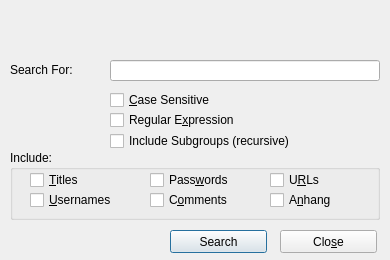
iluminat23/keepassxc-debian, file src/forms/SearchDlg.ui: the form before one commit.
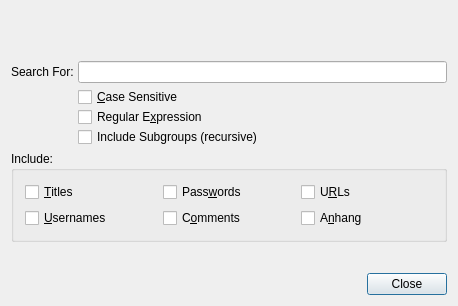
The form after the commit. Icons and pictures are not drawn.

Diff of the .ui file:
```diff
--- a/src/forms/SearchDlg.ui
+++ b/src/forms/SearchDlg.ui
@@ -8,205 +8,77 @@
       <rect>
         <x>0</x>
         <y>0</y>
-        <width>390</width>
-        <height>260</height>
-      </rect>
-    </property>
-    <property name="sizePolicy" >
-      <sizepolicy>
-        <hsizetype>0</hsizetype>
-        <vsizetype>0</vsizetype>
-        <horstretch>0</horstretch>
-        <verstretch>0</verstretch>
-      </sizepolicy>
-    </property>
+    <width>458</width>
+    <height>306</height>
+   </rect>
+  </property>
     <property name="minimumSize" >
       <size>
         <width>390</width>
-        <height>260</height>
-      </size>
-    </property>
-    <property name="maximumSize" >
-      <size>
-        <width>390</width>
-        <height>260</height>
+    <height>0</height>
       </size>
     </property>
     <property name="windowTitle" >
       <string>Search...</string>
     </property>
-    <widget class="QLabel" name="textLabel1" >
-      <property name="geometry" >
-        <rect>
-          <x>10</x>
-          <y>60</y>
-          <width>90</width>
-          <height>20</height>
-        </rect>
-      </property>
-      <property name="text" >
-        <string>Search For:</string>
-      </property>
-    </widget>
-    <widget class="QLineEdit" name="Edit_Search" >
-      <property name="geometry" >
-        <rect>
-          <x>110</x>
-          <y>60</y>
-          <width>270</width>
-          <height>21</height>
-        </rect>
-      </property>
-    </widget>
-    <widget class="QCheckBox" name="checkBox_regExp" >
-      <property name="geometry" >
-        <rect>
-          <x>110</x>
-          <y>110</y>
-          <width>170</width>
-          <height>20</height>
-        </rect>
-      </property>
-      <property name="text" >
-        <string>Regular E&amp;xpression</string>
-      </property>
-      <property name="shortcut" >
-        <string>Alt+X</string>
-      </property>
-    </widget>
-    <widget class="QCheckBox" name="checkBox_Cs" >
-      <property name="geometry" >
-        <rect>
-          <x>110</x>
-          <y>90</y>
-          <width>250</width>
-          <height>20</height>
-        </rect>
-      </property>
-      <property name="text" >
-        <string>&amp;Case Sensitive</string>
-      </property>
-      <property name="shortcut" >
-        <string>Alt+C</string>
-      </property>
-    </widget>
-    <widget class="QLabel" name="Banner" >
-      <property name="geometry" >
-        <rect>
-          <x>0</x>
-          <y>0</y>
-          <width>390</width>
+  <layout class="QVBoxLayout" >
+   <property name="spacing" >
+    <number>6</number>
+   </property>
+   <item>
+    <spacer>
+     <property name="orientation" >
+      <enum>Qt::Vertical</enum>
+     </property>
+     <property name="sizeType" >
+      <enum>QSizePolicy::Fixed</enum>
+     </property>
+     <property name="sizeHint" >
+      <size>
+       <width>20</width>
           <height>50</height>
-        </rect>
-      </property>
-      <property name="pixmap" >
-        <pixmap/>
-      </property>
-      <property name="scaledContents" >
-        <bool>true</bool>
-      </property>
-    </widget>
+      </size>
+     </property>
+    </spacer>
+   </item>
+   <item>
+    <layout class="QGridLayout" >
+     <property name="horizontalSpacing" >
+      <number>4</number>
+     </property>
+     <property name="verticalSpacing" >
+      <number>4</number>
+     </property>
+     <item row="1" column="0" >
+      <spacer>
+       <property name="orientation" >
+        <enum>Qt::Horizontal</enum>
+       </property>
+       <property name="sizeType" >
+        <enum>QSizePolicy::Maximum</enum>
+       </property>
+       <property name="sizeHint" >
+        <size>
+         <width>40</width>
+         <height>20</height>
+        </size>
+       </property>
+      </spacer>
+     </item>
+     <item row="2" column="0" colspan="2" >
     <widget class="QGroupBox" name="groupBox1" >
-      <property name="geometry" >
-        <rect>
-          <x>10</x>
-          <y>150</y>
-          <width>370</width>
-          <height>70</height>
-        </rect>
-      </property>
       <property name="title" >
         <string>Include:</string>
       </property>
-      <widget class="QCheckBox" name="checkBox_Title" >
-        <property name="geometry" >
-          <rect>
-            <x>20</x>
-            <y>20</y>
-            <width>110</width>
-            <height>20</height>
-          </rect>
+       <layout class="QGridLayout" >
+        <property name="horizontalSpacing" >
+         <number>6</number>
         </property>
-        <property name="text" >
-          <string>&amp;Titles</string>
+        <property name="verticalSpacing" >
+         <number>6</number>
         </property>
-        <property name="shortcut" >
-          <string>Alt+T</string>
-        </property>
-      </widget>
-      <widget class="QCheckBox" name="checkBox_Username" >
-        <property name="geometry" >
-          <rect>
-            <x>20</x>
-            <y>40</y>
-            <width>110</width>
-            <height>20</height>
-          </rect>
-        </property>
-        <property name="text" >
-          <string>&amp;Usernames</string>
-        </property>
-        <property name="shortcut" >
-          <string>Alt+U</string>
-        </property>
-      </widget>
-      <widget class="QCheckBox" name="checkBox_Comment" >
-        <property name="geometry" >
-          <rect>
-            <x>140</x>
-            <y>40</y>
-            <width>120</width>
-            <height>20</height>
-          </rect>
-        </property>
-        <property name="text" >
-          <string>C&amp;omments</string>
-        </property>
-        <property name="shortcut" >
-          <string>Alt+O</string>
-        </property>
-      </widget>
-      <widget class="QCheckBox" name="checkBox_URL" >
-        <property name="geometry" >
-          <rect>
-            <x>260</x>
-            <y>20</y>
-            <width>100</width>
-            <height>20</height>
-          </rect>
-        </property>
-        <property name="text" >
-          <string>U&amp;RLs</string>
-        </property>
-        <property name="shortcut" >
-          <string>Alt+R</string>
-        </property>
-      </widget>
-      <widget class="QCheckBox" name="checkBox_Attachment" >
-        <property name="geometry" >
-          <rect>
-            <x>260</x>
-            <y>40</y>
-            <width>100</width>
-            <height>20</height>
-          </rect>
-        </property>
-        <property name="text" >
-          <string>A&amp;nhang</string>
-        </property>
-        <property name="shortcut" >
-          <string>Alt+N</string>
-        </property>
-      </widget>
+        <item row="0" column="1" >
       <widget class="QCheckBox" name="checkBox_Password" >
-        <property name="geometry" >
-          <rect>
-            <x>140</x>
-            <y>20</y>
-            <width>110</width>
-            <height>20</height>
-          </rect>
-        </property>
         <property name="text" >
           <string>Pass&amp;words</string>
         </property>
@@ -214,57 +86,127 @@
           <string>Alt+W</string>
         </property>
       </widget>
-    </widget>
-    <widget class="QPushButton" name="Button_Search" >
-      <property name="geometry" >
-        <rect>
-          <x>170</x>
-          <y>230</y>
-          <width>97</width>
-          <height>23</height>
-        </rect>
-      </property>
-      <property name="sizePolicy" >
-        <sizepolicy>
-          <hsizetype>0</hsizetype>
-          <vsizetype>0</vsizetype>
-          <horstretch>0</horstretch>
-          <verstretch>0</verstretch>
-        </sizepolicy>
-      </property>
+        </item>
+        <item row="1" column="2" >
+         <widget class="QCheckBox" name="checkBox_Attachment" >
+          <property name="text" >
+           <string>A&amp;nhang</string>
+          </property>
+          <property name="shortcut" >
+           <string>Alt+N</string>
+          </property>
+         </widget>
+        </item>
+        <item row="0" column="2" >
+         <widget class="QCheckBox" name="checkBox_URL" >
+          <property name="text" >
+           <string>U&amp;RLs</string>
+          </property>
+          <property name="shortcut" >
+           <string>Alt+R</string>
+          </property>
+         </widget>
+        </item>
+        <item row="1" column="1" >
+         <widget class="QCheckBox" name="checkBox_Comment" >
       <property name="text" >
-        <string>Search</string>
-      </property>
-    </widget>
-    <widget class="QPushButton" name="Button_Close" >
-      <property name="geometry" >
-        <rect>
-          <x>280</x>
-          <y>230</y>
-          <width>97</width>
-          <height>23</height>
-        </rect>
-      </property>
+           <string>C&amp;omments</string>
+          </property>
+          <property name="shortcut" >
+           <string>Alt+O</string>
+          </property>
+         </widget>
+        </item>
+        <item row="1" column="0" >
+         <widget class="QCheckBox" name="checkBox_Username" >
+          <property name="text" >
+           <string>&amp;Usernames</string>
+          </property>
+          <property name="shortcut" >
+           <string>Alt+U</string>
+          </property>
+         </widget>
+        </item>
+        <item row="0" column="0" >
+         <widget class="QCheckBox" name="checkBox_Title" >
       <property name="text" >
-        <string>Clo&amp;se</string>
+           <string>&amp;Titles</string>
       </property>
       <property name="shortcut" >
-        <string>Alt+S</string>
-      </property>
-    </widget>
+           <string>Alt+T</string>
+          </property>
+         </widget>
+        </item>
+       </layout>
+      </widget>
+     </item>
+     <item row="1" column="1" >
+      <layout class="QVBoxLayout" >
+       <property name="spacing" >
+        <number>0</number>
+       </property>
+       <item>
+        <widget class="QCheckBox" name="checkBox_Cs" >
+         <property name="text" >
+          <string>&amp;Case Sensitive</string>
+         </property>
+         <property name="shortcut" >
+          <string>Alt+C</string>
+         </property>
+        </widget>
+       </item>
+       <item>
+        <widget class="QCheckBox" name="checkBox_regExp" >
+         <property name="text" >
+          <string>Regular E&amp;xpression</string>
+         </property>
+         <property name="shortcut" >
+          <string>Alt+X</string>
+         </property>
+        </widget>
+       </item>
+       <item>
     <widget class="QCheckBox" name="checkBox_Recursive" >
-      <property name="geometry" >
-        <rect>
-          <x>110</x>
-          <y>130</y>
-          <width>271</width>
-          <height>22</height>
-        </rect>
-      </property>
       <property name="text" >
         <string>Include Subgroups (recursive)</string>
       </property>
     </widget>
+       </item>
+      </layout>
+     </item>
+     <item row="0" column="1" >
+      <widget class="QLineEdit" name="Edit_Search" />
+     </item>
+     <item row="0" column="0" >
+      <widget class="QLabel" name="textLabel1" >
+       <property name="text" >
+        <string>Search For:</string>
+       </property>
+      </widget>
+     </item>
+    </layout>
+   </item>
+   <item>
+    <spacer>
+     <property name="orientation" >
+      <enum>Qt::Vertical</enum>
+     </property>
+     <property name="sizeHint" >
+      <size>
+       <width>20</width>
+       <height>40</height>
+      </size>
+     </property>
+    </spacer>
+   </item>
+   <item>
+    <widget class="QDialogButtonBox" name="ButtonBox" >
+     <property name="standardButtons" >
+      <set>QDialogButtonBox::Close</set>
+     </property>
+    </widget>
+   </item>
+  </layout>
   </widget>
   <layoutdefault spacing="6" margin="11" />
   <pixmapfunction/>
```
Left out of the diff: 8 changed lines with no effect on the pictures. Lines whose indentation alone changed are shown as unchanged.
